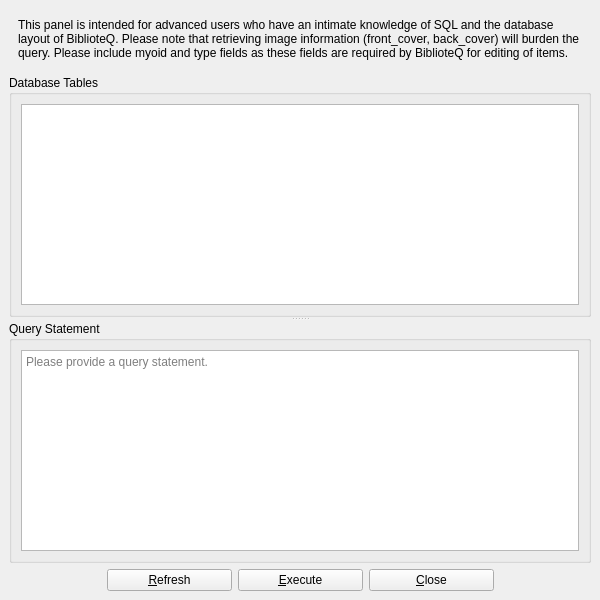
Before: the Qt Designer form UI/biblioteq_customquery.ui in textbrowser/biblioteq, drawn with Qt 5.
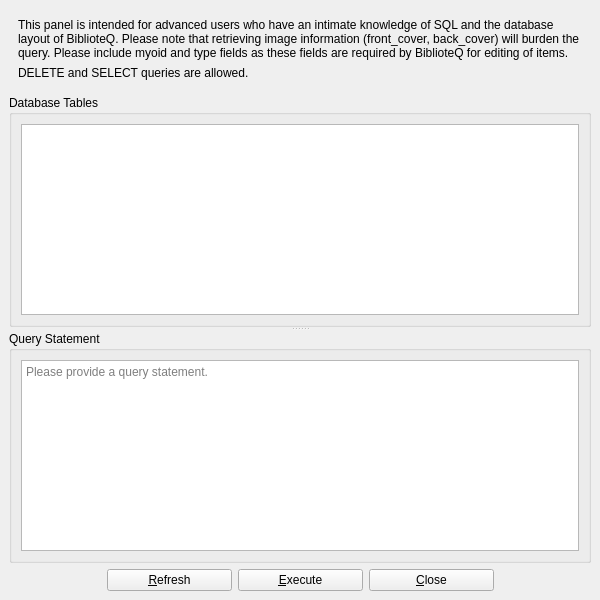
After: the same form once the commit is applied. Icons and pictures are not drawn.

What changed in the file:
```diff
--- a/UI/biblioteq_customquery.ui
+++ b/UI/biblioteq_customquery.ui
@@ -32,6 +32,16 @@
          </property>
         </widget>
        </item>
+       <item>
+        <widget class="QLabel" name="label_2">
+         <property name="text">
+          <string>DELETE and SELECT queries are allowed.</string>
+         </property>
+         <property name="wordWrap">
+          <bool>true</bool>
+         </property>
+        </widget>
+       </item>
       </layout>
      </widget>
     </item>
```
